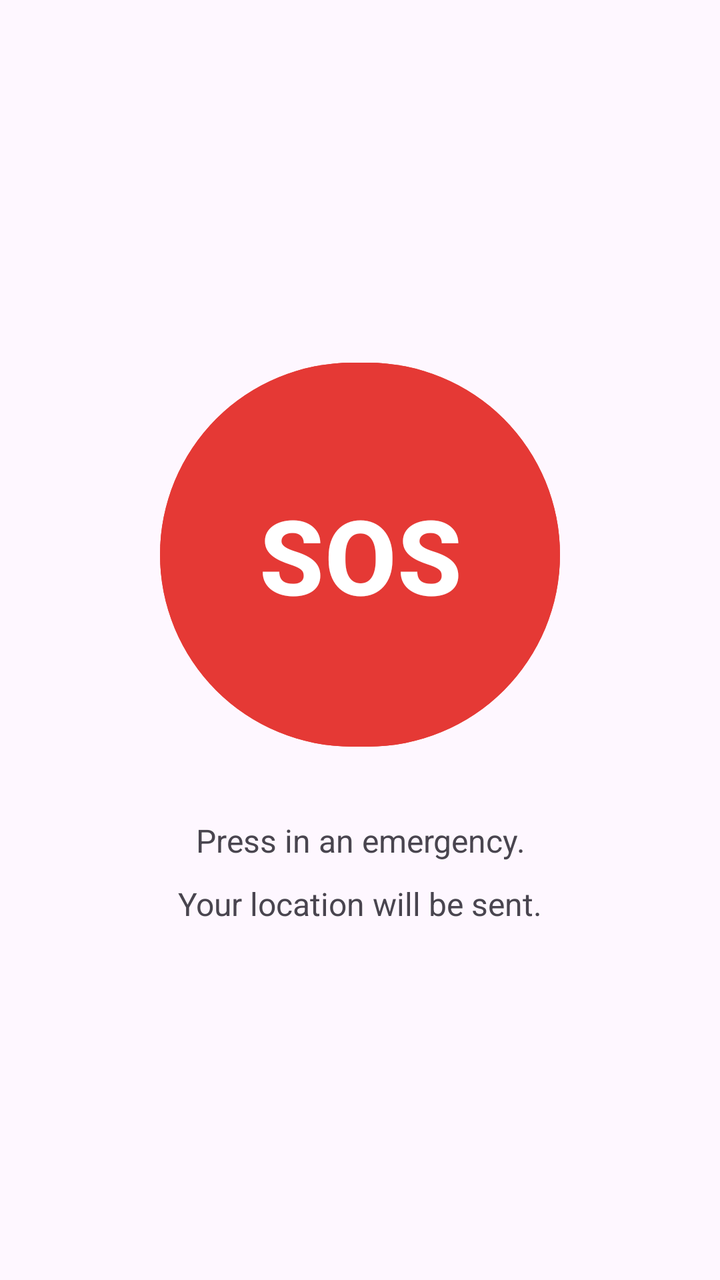
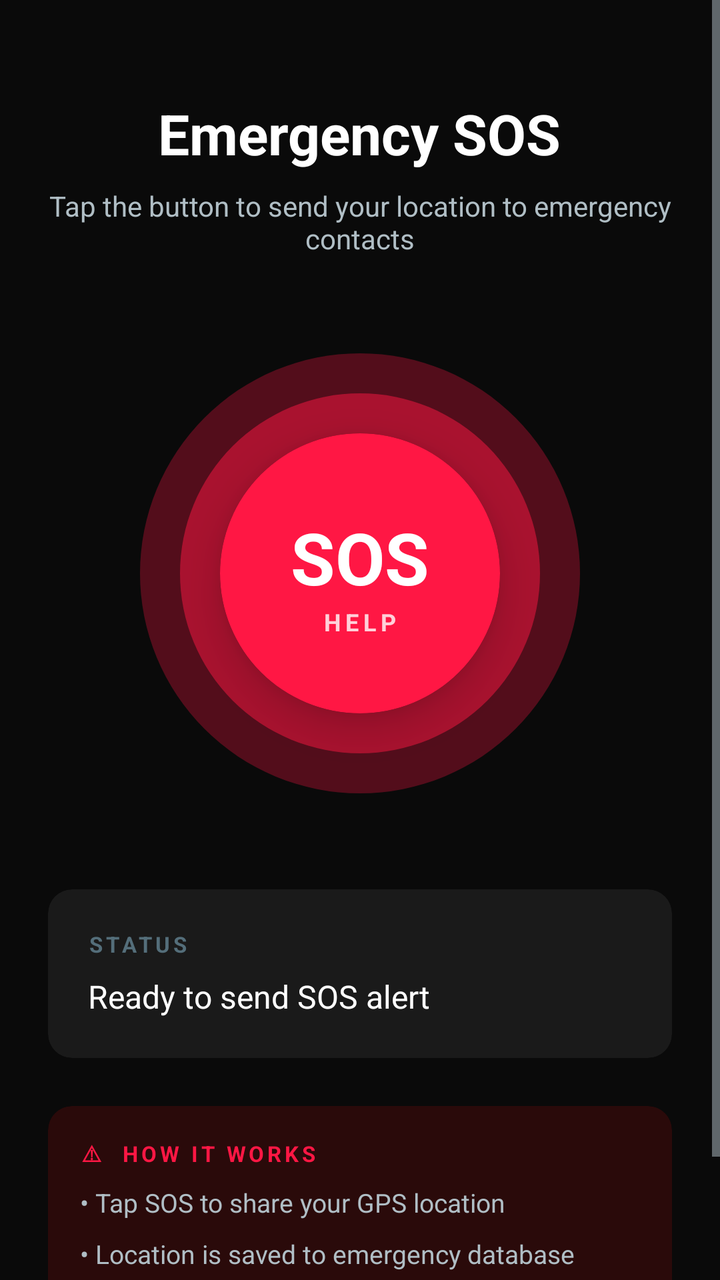

Two renders of the same Android screen: before a commit and after it. Below are the layout's source before the change and the commit's diff.
<!-- AndroidManifest.xml: application theme Theme.SeeForYou -->
<!-- res/layout/fragment_sos.xml -->
<?xml version="1.0" encoding="utf-8"?>
<LinearLayout
    xmlns:android="http://schemas.android.com/apk/res/android"
    android:layout_width="match_parent"
    android:layout_height="match_parent"
    android:orientation="vertical"
    android:gravity="center"
    android:padding="24dp">

    <Button
        android:id="@+id/btn_sos"
        android:layout_width="200dp"
        android:layout_height="200dp"
        android:text="SOS"
        android:textSize="52sp"
        android:textColor="#FFFFFF"
        android:textStyle="bold"
        android:backgroundTint="#E53935"/>

    <TextView
        android:id="@+id/tv_sos_status"
        android:layout_width="match_parent"
        android:layout_height="wrap_content"
        android:layout_marginTop="32dp"
        android:text="Press in an emergency.\nYour location will be sent."
        android:textSize="16sp"
        android:gravity="center"
        android:lineSpacingMultiplier="1.6"/>

</LinearLayout>
<!-- resources referenced by this layout -->
<resources>
  <style name="Theme.SeeForYou" parent="Base.Theme.SeeForYou" />
  <style name="Base.Theme.SeeForYou" parent="Theme.Material3.DayNight.NoActionBar">
          
          
      </style>
</resources>

<!-- the commit's change to res/layout/fragment_sos.xml (unified diff, before → after) -->
@@ -1,30 +1,223 @@
 <?xml version="1.0" encoding="utf-8"?>
-<LinearLayout
+<ScrollView
     xmlns:android="http://schemas.android.com/apk/res/android"
     android:layout_width="match_parent"
     android:layout_height="match_parent"
-    android:orientation="vertical"
-    android:gravity="center"
-    android:padding="24dp">
-
-    <Button
-        android:id="@+id/btn_sos"
-        android:layout_width="200dp"
-        android:layout_height="200dp"
-        android:text="SOS"
-        android:textSize="52sp"
-        android:textColor="#FFFFFF"
-        android:textStyle="bold"
-        android:backgroundTint="#E53935"/>
-
-    <TextView
-        android:id="@+id/tv_sos_status"
+    android:background="@color/bg_primary">
+
+    <LinearLayout
         android:layout_width="match_parent"
         android:layout_height="wrap_content"
-        android:layout_marginTop="32dp"
-        android:text="Press in an emergency.\nYour location will be sent."
-        android:textSize="16sp"
-        android:gravity="center"
-        android:lineSpacingMultiplier="1.6"/>
-
-</LinearLayout>
+        android:orientation="vertical"
+        android:paddingTop="48dp"
+        android:paddingBottom="32dp"
+        android:paddingHorizontal="24dp"
+        android:gravity="center_horizontal">
+
+        
+        <TextView
+            android:layout_width="wrap_content"
+            android:layout_height="wrap_content"
+            android:text="Emergency SOS"
+            android:textColor="@color/text_primary"
+            android:textSize="28sp"
+            android:textStyle="bold"
+            android:layout_marginBottom="8dp"/>
+
+        <TextView
+            android:layout_width="wrap_content"
+            android:layout_height="wrap_content"
+            android:text="Tap the button to send your location to emergency contacts"
+            android:textColor="@color/text_secondary"
+            android:textSize="14sp"
+            android:gravity="center"
+            android:layout_marginBottom="48dp"/>
+
+        
+        <FrameLayout
+            android:layout_width="220dp"
+            android:layout_height="220dp"
+            android:layout_gravity="center_horizontal"
+            android:layout_marginBottom="48dp">
+
+            
+            <View
+                android:id="@+id/pulse_ring_outer"
+                android:layout_width="220dp"
+                android:layout_height="220dp"
+                android:layout_gravity="center"
+                android:background="@drawable/sos_pulse_ring"
+                android:alpha="0.3"/>
+
+            
+            <View
+                android:id="@+id/pulse_ring_inner"
+                android:layout_width="180dp"
+                android:layout_height="180dp"
+                android:layout_gravity="center"
+                android:background="@drawable/sos_pulse_ring"
+                android:alpha="0.5"/>
+
+            
+            <androidx.cardview.widget.CardView
+                android:id="@+id/btn_sos"
+                android:layout_width="140dp"
+                android:layout_height="140dp"
+                android:layout_gravity="center"
+                android:clickable="true"
+                android:focusable="true"
+                android:foreground="?attr/selectableItemBackgroundBorderless"
+                app:cardCornerRadius="70dp"
+                app:cardBackgroundColor="@color/danger"
+                app:cardElevation="12dp"
+                xmlns:app="http://schemas.android.com/apk/res-auto">
+
+                <LinearLayout
+                    android:layout_width="match_parent"
+                    android:layout_height="match_parent"
+                    android:orientation="vertical"
+                    android:gravity="center">
+
+                    <TextView
+                        android:layout_width="wrap_content"
+                        android:layout_height="wrap_content"
+                        android:text="SOS"
+                        android:textColor="@color/text_primary"
+                        android:textSize="36sp"
+                        android:textStyle="bold"/>
+
+                    <TextView
+                        android:layout_width="wrap_content"
+                        android:layout_height="wrap_content"
+                        android:text="HELP"
+                        android:textColor="#CCFFFFFF"
+                        android:textSize="12sp"
+                        android:textStyle="bold"
+                        android:letterSpacing="0.2"/>
+
+                </LinearLayout>
+
+            </androidx.cardview.widget.CardView>
+
+        </FrameLayout>
+
+        
+        <androidx.cardview.widget.CardView
+            android:layout_width="match_parent"
+            android:layout_height="wrap_content"
+            android:layout_marginBottom="24dp"
+            app:cardCornerRadius="12dp"
+            app:cardBackgroundColor="@color/bg_surface"
+            app:cardElevation="0dp"
+            xmlns:app="http://schemas.android.com/apk/res-auto">
+
+            <LinearLayout
+                android:layout_width="match_parent"
+                android:layout_height="wrap_content"
+                android:orientation="vertical"
+                android:padding="20dp">
+
+                <TextView
+                    android:layout_width="wrap_content"
+                    android:layout_height="wrap_content"
+                    android:text="STATUS"
+                    android:textColor="@color/text_hint"
+                    android:textSize="11sp"
+                    android:textStyle="bold"
+                    android:letterSpacing="0.15"
+                    android:layout_marginBottom="8dp"/>
+
+                <TextView
+                    android:id="@+id/tv_sos_status"
+                    android:layout_width="match_parent"
+                    android:layout_height="wrap_content"
+                    android:text="Ready to send SOS alert"
+                    android:textColor="@color/text_primary"
+                    android:textSize="16sp"
+                    android:lineSpacingMultiplier="1.5"/>
+
+            </LinearLayout>
+
+        </androidx.cardview.widget.CardView>
+
+        
+        <androidx.cardview.widget.CardView
+            android:id="@+id/card_location"
+            android:layout_width="match_parent"
+            android:layout_height="wrap_content"
+            android:layout_marginBottom="24dp"
+            android:visibility="gone"
+            app:cardCornerRadius="12dp"
+            app:cardBackgroundColor="@color/bg_surface"
+            app:cardElevation="0dp"
+            xmlns:app="http://schemas.android.com/apk/res-auto">
+
+            <LinearLayout
+                android:layout_width="match_parent"
+                android:layout_height="wrap_content"
+                android:orientation="vertical"
+                android:padding="20dp">
+
+                <TextView
+                    android:layout_width="wrap_content"
+                    android:layout_height="wrap_content"
+                    android:text="📍  LOCATION SENT"
+                    android:textColor="@color/success"
+                    android:textSize="11sp"
+                    android:textStyle="bold"
+                    android:letterSpacing="0.15"
+                    android:layout_marginBottom="8dp"/>
+
+                <TextView
+                    android:id="@+id/tv_location"
+                    android:layout_width="match_parent"
+                    android:layout_height="wrap_content"
+                    android:textColor="@color/text_secondary"
+                    android:textSize="14sp"
+                    android:fontFamily="monospace"
+                    android:lineSpacingMultiplier="1.6"/>
+
+            </LinearLayout>
+
+        </androidx.cardview.widget.CardView>
+
+        
+        <androidx.cardview.widget.CardView
+            android:layout_width="match_parent"
+            android:layout_height="wrap_content"
+            app:cardCornerRadius="12dp"
+            app:cardBackgroundColor="@color/danger_dim"
+            app:cardElevation="0dp"
+            xmlns:app="http://schemas.android.com/apk/res-auto">
+
+            <LinearLayout
+                android:layout_width="match_parent"
+                android:layout_height="wrap_content"
+                android:orientation="vertical"
+                android:padding="16dp">
+
+                <TextView
+                    android:layout_width="wrap_content"
+                    android:layout_height="wrap_content"
+                    android:text="⚠  HOW IT WORKS"
+                    android:textColor="@color/danger"
+                    android:textSize="11sp"
+                    android:textStyle="bold"
+                    android:letterSpacing="0.15"
+                    android:layout_marginBottom="8dp"/>
+
+                <TextView
+                    android:layout_width="match_parent"
+                    android:layout_height="wrap_content"
+                    android:text="• Tap SOS to share your GPS location\n• Location is saved to emergency database\n• Voice confirmation will play automatically"
+                    android:textColor="@color/text_secondary"
+                    android:textSize="13sp"
+                    android:lineSpacingMultiplier="1.6"/>
+
+            </LinearLayout>
+
+        </androidx.cardview.widget.CardView>
+
+    </LinearLayout>
+
+</ScrollView>
<!-- resource entries referenced after the edit -->
@@ -1,9 +1,51 @@
 <!-- resources referenced by this layout -->
 <resources>
-  <style name="Theme.SeeForYou" parent="Base.Theme.SeeForYou" />
-  <style name="Base.Theme.SeeForYou" parent="Theme.Material3.DayNight.NoActionBar">
+  <color name="bg_primary">#0A0A0A</color>
+  <color name="bg_surface">#1A1A1A</color>
+  <color name="danger">#FF1744</color>
+  <color name="danger_dim">#2A0A0A</color>
+  <color name="success">#00E676</color>
+  <color name="text_hint">#546E7A</color>
+  <color name="text_primary">#FFFFFF</color>
+  <color name="text_secondary">#B0BEC5</color>
+  <!-- drawable sos_pulse_ring (drawable) -->
+  <?xml version="1.0" encoding="utf-8"?>
+  <shape xmlns:android="http://schemas.android.com/apk/res/android"
+      android:shape="oval">
+      <solid android:color="@color/danger"/>
+  </shape>
+  <style name="Theme.SeeForYou" parent="Theme.MaterialComponents.DayNight.NoActionBar">
           
+          <item name="android:windowBackground">@color/bg_primary</item>
+          <item name="android:colorBackground">@color/bg_primary</item>
+  
           
+          <item name="colorPrimary">@color/primary</item>
+          <item name="colorPrimaryDark">@color/primary_dark</item>
+          <item name="colorAccent">@color/primary</item>
+  
+          
+          <item name="android:textColorPrimary">@color/text_primary</item>
+          <item name="android:textColorSecondary">@color/text_secondary</item>
+          <item name="android:textColorHint">@color/text_hint</item>
+  
+          
+          <item name="android:statusBarColor">@color/bg_nav</item>
+          <item name="android:windowLightStatusBar">false</item>
+  
+          
+          <item name="android:navigationBarColor">@color/bg_nav</item>
+  
+          
+          <item name="bottomNavigationStyle">@style/BottomNavStyle</item>
+      </style>
+  <color name="primary">#00E5FF</color>
+  <color name="primary_dark">#0097A7</color>
+  <color name="bg_nav">#111111</color>
+  <style name="BottomNavStyle" parent="Widget.MaterialComponents.BottomNavigationView">
+          <item name="android:background">@color/bg_nav</item>
+          <item name="itemIconTint">@color/nav_selector</item>
+          <item name="itemTextColor">@color/nav_selector</item>
       </style>
 </resources>
 
